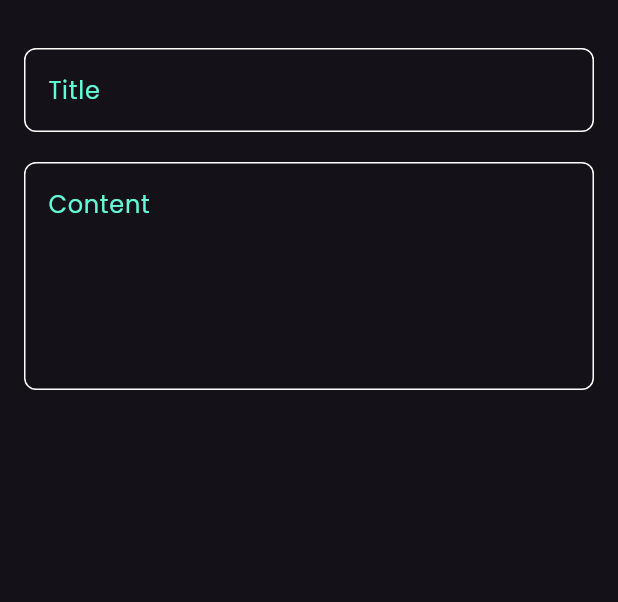
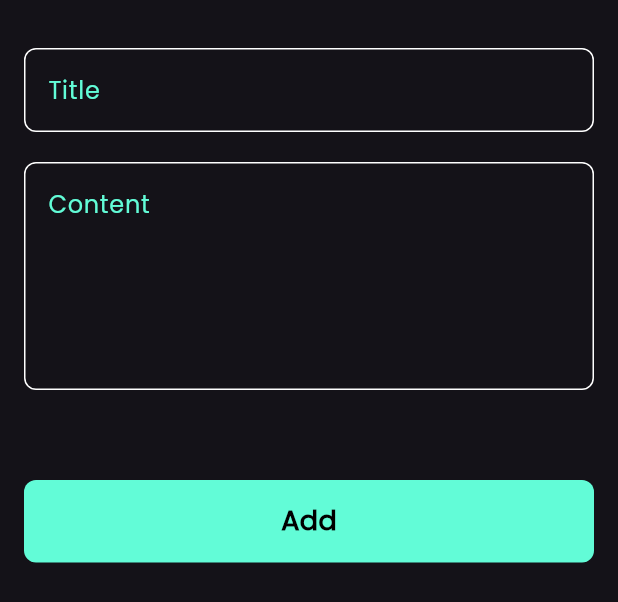
Before and after one commit to mahmoudbadr2/note_app, a Flutter app: the AddBottomSheet widget shown alone on an empty page, opened directly, on a phone screen of 412 x 824 dp. Shown: the top 602 px of the screen. Run offline on Flutter 3.47's test engine with Material 3 defaults, Android fonts, the phone set to English and light mode, and no system bars; our stand-ins replace font_awesome_flutter.

Commit message:
create custom buttom

```diff
--- a/lib/widgests/add_node_bottom_sheet.dart
+++ b/lib/widgests/add_node_bottom_sheet.dart
@@ -1,4 +1,5 @@
 import 'package:flutter/material.dart';
+import 'package:note_app/widgests/custom_buttom.dart';
 import 'package:note_app/widgests/custom_text_field.dart';
 
 class AddBottomSheet extends StatelessWidget {
@@ -8,6 +9,7 @@ class AddBottomSheet extends StatelessWidget {
   Widget build(BuildContext context) {
     return const Padding(
       padding: EdgeInsets.symmetric(horizontal: 16, vertical: 32),
+      child: SingleChildScrollView(
         child: Column(
           children: [
             CustomTextField(
@@ -20,7 +22,12 @@ class AddBottomSheet extends StatelessWidget {
               hintText: 'Content',
               maxLines: 5,
             ),
+            SizedBox(
+              height: 60,
+            ),
+            CustomButtom(),
           ],
+        ),
       ),
     );
   }
--- /dev/null
+++ b/lib/widgests/custom_buttom.dart
@@ -0,0 +1,24 @@
+import 'package:flutter/material.dart';
+import 'package:note_app/constants.dart';
+
+class CustomButtom extends StatelessWidget {
+  const CustomButtom({super.key});
+
+  @override
+  Widget build(BuildContext context) {
+    return Container(
+      height: 55,
+      width: MediaQuery.of(context).size.width,
+      decoration: BoxDecoration(
+        color: kPrimaryColor,
+        borderRadius: BorderRadius.circular(8),
+      ),
+      child: const Center(
+          child: Text(
+        'Add',
+        style: TextStyle(
+            color: Colors.black, fontSize: 18, fontWeight: FontWeight.bold),
+      )),
+    );
+  }
+}
```
Lines whose indentation alone changed are shown as unchanged.
